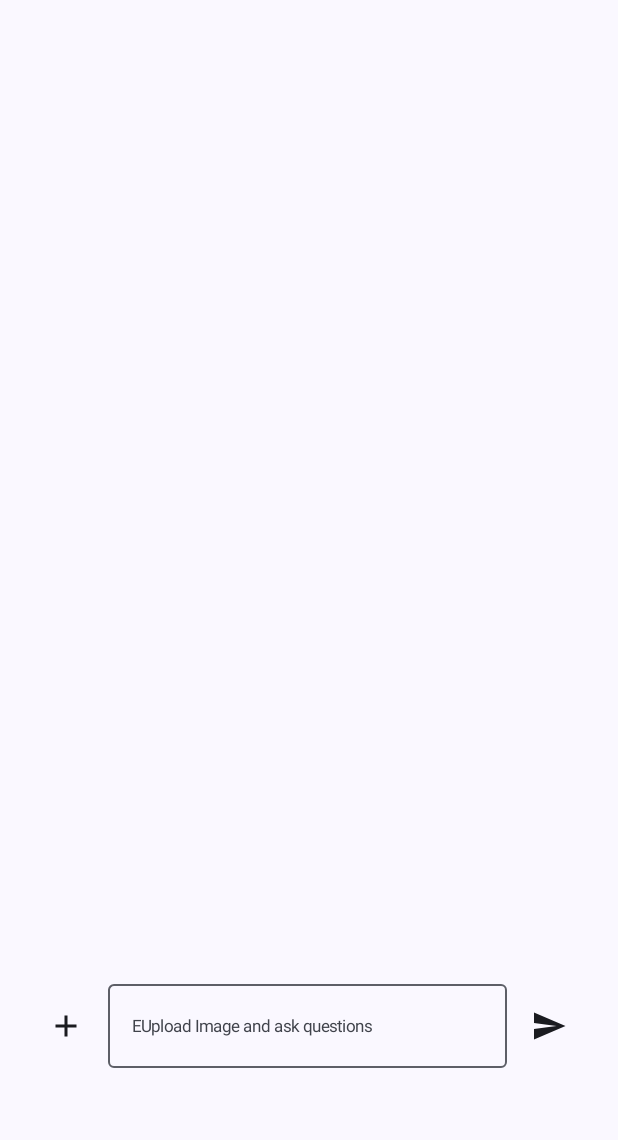
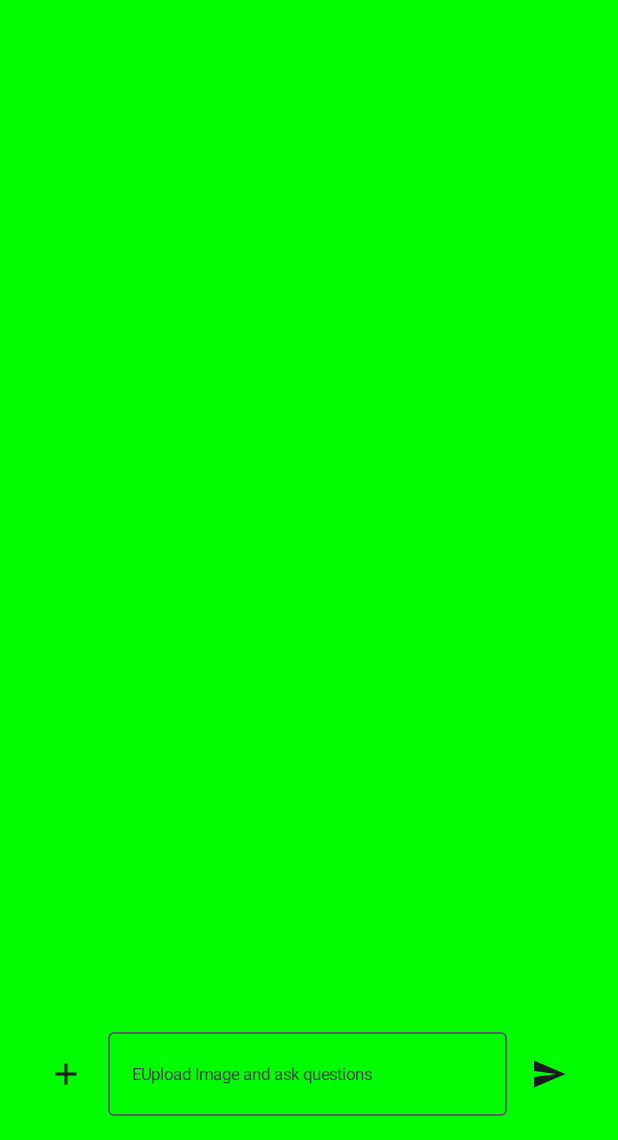
Before and after one commit to Amir-ByteGrowth/GeminiAiChatbot, an Android app built with Jetpack Compose: the screen it shows after launch (MainActivity), on a phone screen of 412 x 824 dp, the part 96-1236 px from its top. Run offline under Robolectric (Android 15) with nearby library versions, the phone set to English and light mode, and no system bars; libraries missing offline, so code that uses them is left out: com.google.ai.client; 2 statements that could not run were skipped.

Commit message:
design improved

```diff
--- a/app/src/main/java/com/example/geminiaichatbot/HomeScreen.kt
+++ b/app/src/main/java/com/example/geminiaichatbot/HomeScreen.kt
@@ -5,9 +5,12 @@ import android.net.Uri
 import androidx.activity.compose.rememberLauncherForActivityResult
 import androidx.activity.result.PickVisualMediaRequest
 import androidx.activity.result.contract.ActivityResultContracts
+import androidx.compose.animation.AnimatedVisibility
+import androidx.compose.foundation.background
 import androidx.compose.foundation.layout.Box
 import androidx.compose.foundation.layout.Column
 import androidx.compose.foundation.layout.Row
+import androidx.compose.foundation.layout.fillMaxSize
 import androidx.compose.foundation.layout.fillMaxWidth
 import androidx.compose.foundation.layout.padding
 import androidx.compose.foundation.layout.size
@@ -41,6 +44,7 @@ import androidx.compose.runtime.saveable.rememberSaveable
 import androidx.compose.runtime.setValue
 import androidx.compose.ui.Alignment
 import androidx.compose.ui.Modifier
+import androidx.compose.ui.graphics.Color
 import androidx.compose.ui.platform.LocalContext
 import androidx.compose.ui.text.TextStyle
 import androidx.compose.ui.unit.dp
@@ -154,17 +158,23 @@ fun HomeScreen(
                     }
                 }
 
-                LazyRow(modifier = Modifier.padding(16.dp)) {
-                    items(imageUris) { imageUri ->
-                        Column (horizontalAlignment = Alignment.CenterHorizontally){
-                            AsyncImage(model = imageUri, contentDescription = "", modifier = Modifier.size(100.dp))
-                            TextButton(onClick = { imageUris.remove(imageUri) }) {
-                                Text(text = "Remove")
+                AnimatedVisibility(visible = imageUris.size>0) {
+                    Card(modifier = Modifier.fillMaxWidth()) {
+                        LazyRow(modifier = Modifier.padding(16.dp)) {
+                            items(imageUris) { imageUri ->
+                                Column (horizontalAlignment = Alignment.CenterHorizontally){
+                                    AsyncImage(model = imageUri, contentDescription = "", modifier = Modifier.size(50.dp))
+                                    TextButton(onClick = { imageUris.remove(imageUri) }) {
+                                        Text(text = "Remove")
+                                    }
+                                }
                             }
+
                         }
                     }
 
                 }
+
 
             }
         }
@@ -172,16 +182,17 @@ fun HomeScreen(
     { paddingValues ->
         Column(
             modifier = Modifier
+                .fillMaxSize().background(color = Color.Green)
                 .padding(paddingValues)
                 .padding(16.dp)
                 .verticalScroll(
                     rememberScrollState(),
-                )
+                ),
         ) {
             when (uiState) {
                 is HomeUiState.Initial -> {}
                 is HomeUiState.Loading -> {
-                    Box(contentAlignment = Alignment.Center) {
+                    Box(modifier = Modifier.background(color = Color.Red).fillMaxSize(),contentAlignment = Alignment.Center, ) {
                         CircularProgressIndicator()
                     }
                 }
```
